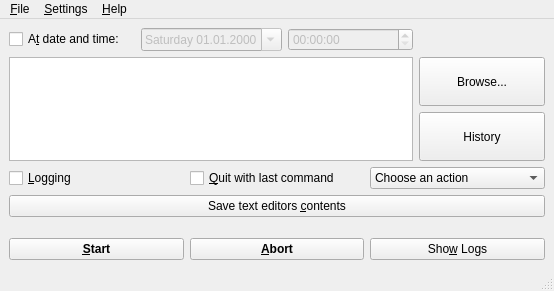
hakaishi/shutdown-qapps, file qprogram-starter/src/ui/gui.ui: the form before one commit.
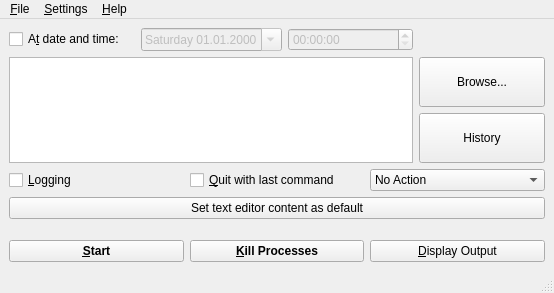
The form after the commit. Icons and pictures are not drawn.

Diff of the .ui file:
```diff
--- a/qprogram-starter/src/ui/gui.ui
+++ b/qprogram-starter/src/ui/gui.ui
@@ -7,7 +7,7 @@
     <x>0</x>
     <y>0</y>
     <width>554</width>
-    <height>291</height>
+    <height>293</height>
    </rect>
   </property>
   <property name="windowTitle">
@@ -65,7 +65,7 @@
        <widget class="QComboBox" name="comboBox">
         <item>
          <property name="text">
-          <string>Choose an action</string>
+          <string>No Action</string>
          </property>
         </item>
         <item>
@@ -132,7 +132,7 @@
          </font>
         </property>
         <property name="text">
-         <string>&amp;Abort</string>
+         <string>&amp;Kill Processes</string>
         </property>
         <property name="autoDefault">
          <bool>true</bool>
@@ -142,7 +142,7 @@
       <item>
        <widget class="QPushButton" name="showLogsButton">
         <property name="text">
-         <string>Sho&amp;w Logs</string>
+         <string>&amp;Display Output</string>
         </property>
        </widget>
       </item>
@@ -177,7 +177,7 @@
        <string>The contents will be restored on every start of qprogram-starter</string>
       </property>
       <property name="text">
-       <string>Save text editors &amp;contents</string>
+       <string>Set text editor content as default</string>
       </property>
      </widget>
     </item>
```
Left out of the diff: 14 changed lines with no effect on the pictures.
